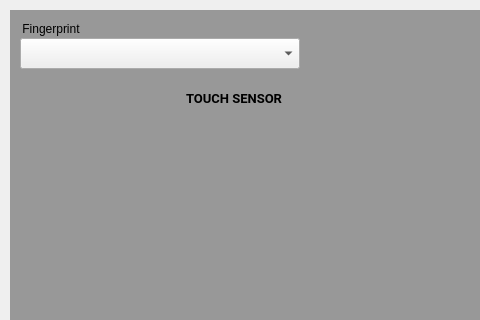
This is android/android-emu/android/skin/qt/extended-pages/finger-page.ui in aosp-mirror/platform_external_qemu as Qt 5 draws it before an edit; both pictures show x 0 to 480 and y 0 to 320 of the 620 by 600 pixel window. The edited form follows.
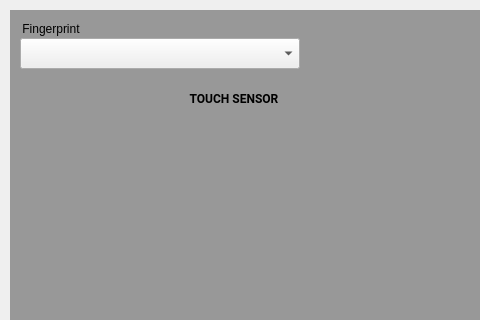
This is the edited form. Icons and pictures are not drawn. Custom widgets are drawn as their Qt base class.

Patch:
```diff
--- a/android/android-emu/android/skin/qt/extended-pages/finger-page.ui
+++ b/android/android-emu/android/skin/qt/extended-pages/finger-page.ui
@@ -49,7 +49,6 @@
    <property name="font">
     <font>
      <family>Roboto</family>
-     <pointsize>10</pointsize>
      <weight>75</weight>
      <bold>true</bold>
     </font>
```
Left out of the diff: 1 changed line with no effect on the pictures.
